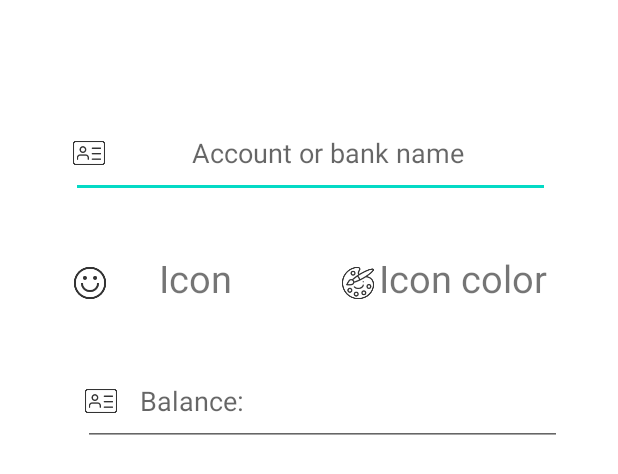
After one commit to DenisSurina/SmartExpenses, an Android app: the layout add_account_popup_window_layout.xml on its own in the app's theme, with its tools: preview values and no code run, on a phone screen of 412 x 824 dp. The commit adds this screen. Shown: the top 474 px of the screen. Run offline under Robolectric (Android 15) with nearby library versions, the phone set to English and light mode, and no system bars.

Commit message:
Added new activity for account management. Fixed typo in category fragment

```diff
--- a/app/src/main/AndroidManifest.xml
+++ b/app/src/main/AndroidManifest.xml
@@ -20,6 +20,7 @@
                 <category android:name="android.intent.category.LAUNCHER" />
             </intent-filter>
         </activity>
+        <activity android:name=".contoller.AccountManagementActivity"/>
     </application>
 
 </manifest>
--- /dev/null
+++ b/app/src/main/res/layout/add_account_popup_window_layout.xml
@@ -0,0 +1,74 @@
+<?xml version="1.0" encoding="utf-8"?>
+<androidx.constraintlayout.widget.ConstraintLayout xmlns:android="http://schemas.android.com/apk/res/android"
+    xmlns:app="http://schemas.android.com/apk/res-auto"
+    xmlns:tools="http://schemas.android.com/tools"
+    android:layout_width="match_parent"
+    android:layout_height="match_parent">
+
+
+    <ImageView
+        android:id="@+id/add_account_display_icon_image_view"
+        android:layout_width="72dp"
+        android:layout_height="40dp"
+        app:layout_constraintBottom_toTopOf="@+id/add_account_name_edit_text"
+        app:layout_constraintEnd_toEndOf="parent"
+        app:layout_constraintStart_toStartOf="parent"
+        app:layout_constraintTop_toTopOf="parent"
+        android:contentDescription="TODO" />
+
+    <EditText
+        android:id="@+id/add_account_name_edit_text"
+        android:layout_width="319dp"
+        android:layout_height="60dp"
+        android:layout_marginTop="72dp"
+        android:drawableStart="@drawable/id_card"
+        android:hint="Account or bank name"
+        android:gravity="center"
+        android:inputType="text"
+        android:textAlignment="center"
+        app:layout_constraintEnd_toEndOf="parent"
+        app:layout_constraintHorizontal_bias="0.51"
+        app:layout_constraintStart_toStartOf="parent"
+        app:layout_constraintTop_toTopOf="parent" />
+
+    <EditText
+        android:id="@+id/add_account_balance_edit_text"
+        android:layout_width="319dp"
+        android:layout_height="60dp"
+        android:layout_marginTop="28dp"
+        android:drawableStart="@drawable/id_card"
+        android:hint="   Balance:"
+        android:inputType="text"
+        app:layout_constraintEnd_toEndOf="parent"
+        app:layout_constraintHorizontal_bias="0.597"
+        app:layout_constraintStart_toStartOf="parent"
+        app:layout_constraintTop_toBottomOf="@+id/add_account_icon_text_view" />
+
+    <TextView
+        android:id="@+id/add_account_icon_color_text_view"
+        android:layout_width="140dp"
+        android:layout_height="41dp"
+        android:layout_marginTop="36dp"
+        android:text="Icon color"
+        android:textAlignment="center"
+        android:textSize="25sp"
+        app:drawableStartCompat="@drawable/paint_pallete"
+        app:layout_constraintEnd_toEndOf="parent"
+        app:layout_constraintHorizontal_bias="0.457"
+        app:layout_constraintStart_toEndOf="@+id/add_account_icon_text_view"
+        app:layout_constraintTop_toBottomOf="@+id/add_account_name_edit_text" />
+
+    <TextView
+        android:id="@+id/add_account_icon_text_view"
+        android:layout_width="140dp"
+        android:layout_height="41dp"
+        android:layout_marginStart="48dp"
+        android:layout_marginTop="36dp"
+        android:text="Icon"
+        android:textAlignment="center"
+        android:textSize="25sp"
+        app:drawableStartCompat="@drawable/happy_emoji"
+        app:layout_constraintStart_toStartOf="parent"
+        app:layout_constraintTop_toBottomOf="@+id/add_account_name_edit_text" />
+
+</androidx.constraintlayout.widget.ConstraintLayout>
--- a/app/src/main/res/layout/fragment_home.xml
+++ b/app/src/main/res/layout/fragment_home.xml
@@ -25,6 +25,7 @@
             tools:context="faks.android.smartexpenses.contoller.HomeFragment">
 
             <include
+                android:id="@+id/includedTotalBalanceBriefViewLayout"
                 layout="@layout/total_balance_brief_view"
                 android:layout_width="match_parent"
                 android:layout_height="wrap_content"
--- a/app/src/main/res/layout/total_balance_brief_view.xml
+++ b/app/src/main/res/layout/total_balance_brief_view.xml
@@ -106,6 +106,7 @@
 
 
         <Button
+            android:id="@+id/manageAccountsButton"
             android:layout_width="wrap_content"
             android:layout_height="wrap_content"
             android:layout_marginTop="20dp"
```
Also changed, not shown: app/src/main/java/faks/android/smartexpenses/contoller/AccountManagementActivity.kt (added, +55 -0 lines), app/src/main/java/faks/android/smartexpenses/contoller/HomeFragment.kt (+8 -1 lines), app/src/main/res/layout/account_brief_view.xml (added, +68 -0 lines), app/src/main/res/layout/activity_account_management.xml (added, +47 -0 lines).
